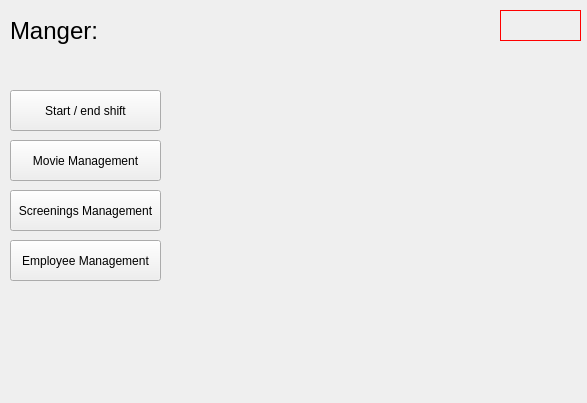
JustKoshi/QTCinemaProject, file AdminPage.ui: the form before one commit.
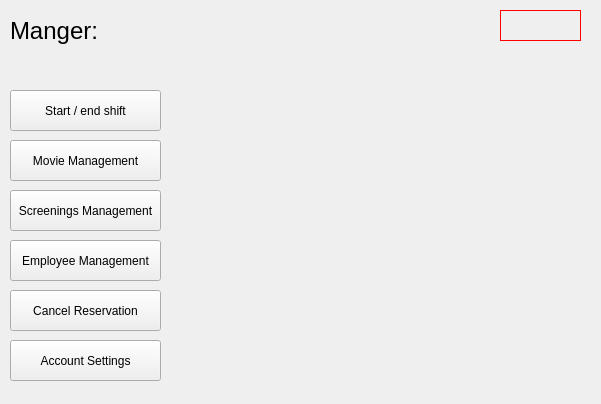
The form after the commit.

```diff
--- a/AdminPage.ui
+++ b/AdminPage.ui
@@ -6,8 +6,8 @@
    <rect>
     <x>0</x>
     <y>0</y>
-    <width>587</width>
-    <height>403</height>
+    <width>601</width>
+    <height>404</height>
    </rect>
   </property>
   <property name="windowTitle">
@@ -127,6 +127,42 @@
      <string>Screenings Management</string>
     </property>
    </widget>
+   <widget class="QPushButton" name="pushButton_raports_2">
+    <property name="geometry">
+     <rect>
+      <x>10</x>
+      <y>340</y>
+      <width>151</width>
+      <height>41</height>
+     </rect>
+    </property>
+    <property name="font">
+     <font>
+      <pointsize>9</pointsize>
+     </font>
+    </property>
+    <property name="text">
+     <string>Account Settings</string>
+    </property>
+   </widget>
+   <widget class="QPushButton" name="pushButton_Cancel_Reservation">
+    <property name="geometry">
+     <rect>
+      <x>10</x>
+      <y>290</y>
+      <width>151</width>
+      <height>41</height>
+     </rect>
+    </property>
+    <property name="font">
+     <font>
+      <pointsize>9</pointsize>
+     </font>
+    </property>
+    <property name="text">
+     <string>Cancel Reservation</string>
+    </property>
+   </widget>
   </widget>
  </widget>
  <layoutdefault spacing="6" margin="11"/>
```
